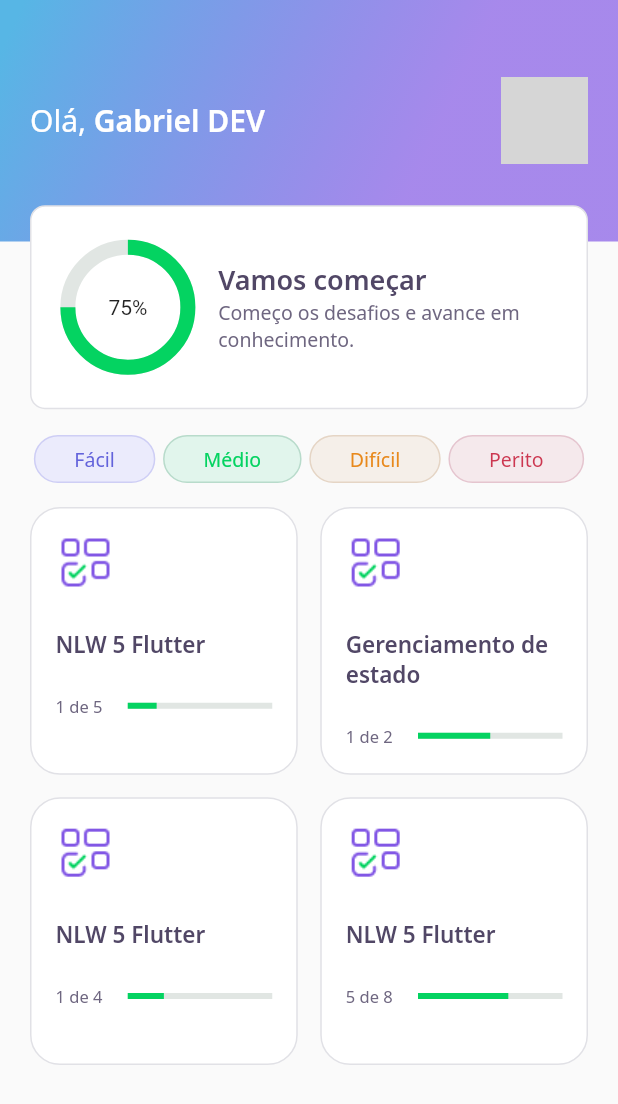
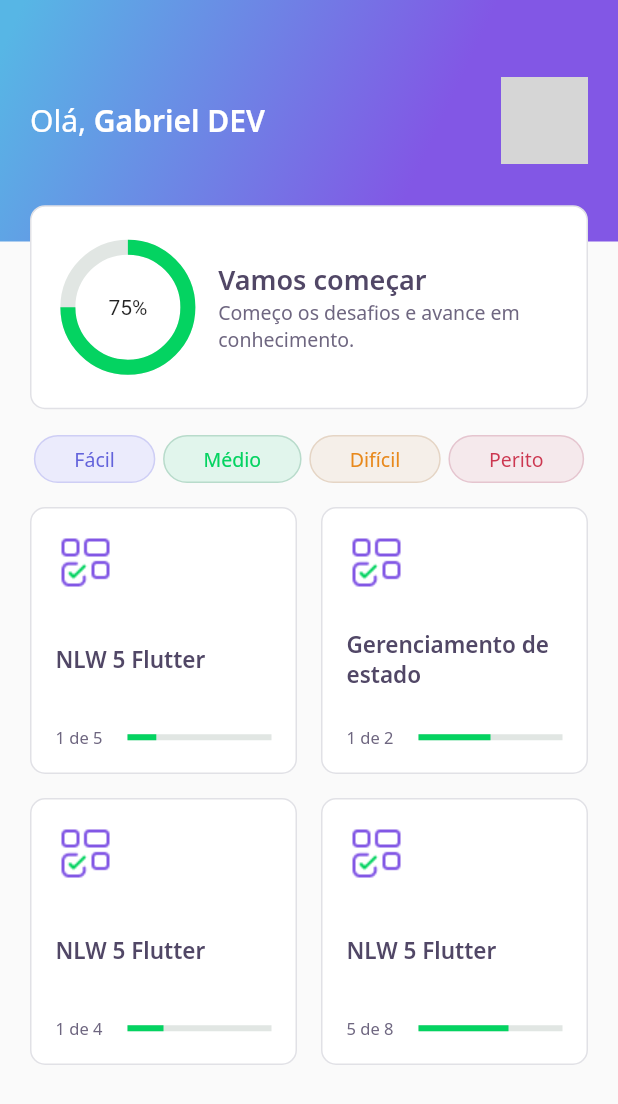
Before and after one commit to ayrongabriel/NLW05_dev_quiz, a Flutter app: the screen it shows after launch, on a phone screen of 412 x 824 dp. Shown: the top 1104 px of the screen. Run offline on Flutter 3.47's test engine with Material 2 defaults, Android fonts, the phone set to English and light mode, and no system bars; our stand-ins replace google_fonts, share_plus; accounts and stored records are empty; network calls fail; grey boxes are pictures that could not be loaded.

Commit message:
UPGRADE AULA 5

```diff
--- a/lib/controllers/challenge_controller.dart
+++ b/lib/controllers/challenge_controller.dart
@@ -5,5 +5,6 @@ class ChallengeController {
 
   int get currentPage => currentPageNotifier.value;
   set currentPage(int value) => currentPageNotifier.value = value;
-  // var currentPage = 0;
+
+  int qtdAwnserRight = 0;
 }
--- a/lib/core/app_gradients.dart
+++ b/lib/core/app_gradients.dart
@@ -6,7 +6,7 @@ import 'package:flutter/material.dart';
 class AppGradients {
   static final linear = LinearGradient(colors: [
     Color(0xFF57B6E5),
-    Color.fromRGBO(130, 87, 229, 0.695),
+    Color.fromRGBO(130, 87, 229, 1),
   ], stops: [
     0.0,
     0.695
--- a/lib/core/app_widget.dart
+++ b/lib/core/app_widget.dart
@@ -1,4 +1,4 @@
-import 'package:dev_quiz/views/home_page/home_page.dart';
+import 'package:dev_quiz/views/splash/splash_page.dart';
 import 'package:flutter/material.dart';
 
 class AppWidget extends StatelessWidget {
@@ -7,7 +7,7 @@ class AppWidget extends StatelessWidget {
     return MaterialApp(
       debugShowCheckedModeBanner: false,
       title: "DevQuiz",
-      home: HomePage(),
+      home: SplashPage(),
     );
   }
 }
--- a/lib/models/question_model.dart
+++ b/lib/models/question_model.dart
@@ -20,7 +20,7 @@ class QuestionModel {
     return QuestionModel(
       title: map['title'],
       awnsers: List<AwnserModel>.from(
-          map['awnsers'].map((x) => AwnserModel.fromMap(x))),
+          map['awnsers']?.map((x) => AwnserModel.fromMap(x))),
     );
   }
 
--- a/lib/views/challenge/awnser/awnser_widgwt.dart
+++ b/lib/views/challenge/awnser/awnser_widgwt.dart
@@ -7,7 +7,7 @@ class AwnserWidget extends StatelessWidget {
   final AwnserModel awnser;
   final bool isSelected;
   final bool disabled;
-  final VoidCallback onTap;
+  final ValueChanged<bool> onTap;
 
   const AwnserWidget({
     Key? key,
@@ -39,7 +39,9 @@ class AwnserWidget extends StatelessWidget {
     return IgnorePointer(
       ignoring: disabled,
       child: GestureDetector(
-        onTap: onTap,
+        onTap: () {
+          onTap(awnser.isRight);
+        },
         child: Padding(
           padding: const EdgeInsets.symmetric(horizontal: 16, vertical: 5),
           child: Container(
--- a/lib/views/home_page/home_page.dart
+++ b/lib/views/home_page/home_page.dart
@@ -34,12 +34,15 @@ class _HomePageState extends State<HomePage> {
           user: controller.user!,
         ),
         body: Padding(
-          padding:
-              const EdgeInsets.only(top: 40, right: 20, bottom: 0, left: 20),
+          padding: const EdgeInsets.only(top: 40, right: 0, bottom: 0, left: 0),
           child: Column(
             // mainAxisAlignment: MainAxisAlignment.center,
             children: [
-              Row(mainAxisAlignment: MainAxisAlignment.spaceAround, children: [
+              Padding(
+                padding: const EdgeInsets.symmetric(horizontal: 20),
+                child: Row(
+                    mainAxisAlignment: MainAxisAlignment.spaceAround,
+                    children: [
                       LevelButtonWidget(
                         label: "Fácil",
                       ),
@@ -53,13 +56,15 @@ class _HomePageState extends State<HomePage> {
                         label: "Perito",
                       ),
                     ]),
+              ),
               SizedBox(
                 height: 16,
               ),
               Expanded(
                 child: GridView.count(
-                  crossAxisSpacing: 15,
-                  mainAxisSpacing: 15,
+                  padding: EdgeInsets.symmetric(horizontal: 20),
+                  crossAxisSpacing: 16,
+                  mainAxisSpacing: 16,
                   crossAxisCount: kIsWeb ? 4 : 2,
                   children: controller.quizzes!
                       .map((e) => QuizCardWidget(
@@ -72,6 +77,7 @@ class _HomePageState extends State<HomePage> {
                                   context,
                                   MaterialPageRoute(
                                       builder: (contex) => ChallengePage(
+                                            title: e.title,
                                             questions: e.questions,
                                           )));
                             },
--- a/lib/views/home_page/quiz_card/quiz_card_widget.dart
+++ b/lib/views/home_page/quiz_card/quiz_card_widget.dart
@@ -29,25 +29,21 @@ class QuizCardWidget extends StatelessWidget {
         decoration: BoxDecoration(
           border: Border.fromBorderSide(BorderSide(color: AppColors.border)),
           color: AppColors.white,
-          borderRadius: BorderRadius.circular(20),
+          borderRadius: BorderRadius.circular(10),
         ),
         child: Column(
           crossAxisAlignment: CrossAxisAlignment.start,
+          mainAxisAlignment: MainAxisAlignment.spaceBetween,
           children: [
             Container(
               height: 40,
               width: 40,
               child: Image.asset(AppImages.blocks),
             ),
-            SizedBox(
-              height: 24,
-            ),
             Text(
               title,
               style: AppTextStyles.heading15,
-            ),
-            SizedBox(
-              height: 24,
+              // overflow: TextOverflow.ellipsis,
             ),
             Row(
               children: [
--- a/lib/views/home_page/widgets/appbar/app_bar_widget.dart
+++ b/lib/views/home_page/widgets/appbar/app_bar_widget.dart
@@ -47,7 +47,9 @@ class AppBarWidget extends PreferredSize {
                 ),
                 Align(
                   alignment: Alignment(0.0, 1.4),
-                  child: ScoreCardWidget(),
+                  child: ScoreCardWidget(
+                    percent: user.score / 100,
+                  ),
                 ),
               ],
             ),
--- a/lib/views/home_page/widgets/chart/chart_widget.dart
+++ b/lib/views/home_page/widgets/chart/chart_widget.dart
@@ -1,13 +1,43 @@
 import 'package:dev_quiz/core/app_colors.dart';
 import 'package:flutter/material.dart';
 
-class ChartWidget extends StatelessWidget {
+class ChartWidget extends StatefulWidget {
+  final double percent;
+
+  const ChartWidget({Key? key, required this.percent}) : super(key: key);
+  @override
+  _ChartWidgetState createState() => _ChartWidgetState();
+}
+
+class _ChartWidgetState extends State<ChartWidget>
+    with SingleTickerProviderStateMixin {
+  late AnimationController _animationController;
+  late Animation<double> _animation;
+
+  void _iniAnimation() {
+    _animationController =
+        AnimationController(vsync: this, duration: Duration(seconds: 3));
+
+    _animation =
+        Tween(begin: 0.0, end: widget.percent).animate(_animationController);
+    _animationController.forward();
+  }
+
+  @override
+  void initState() {
+    // TODO: implement initState
+
+    _iniAnimation();
+  }
+
   @override
   Widget build(BuildContext context) {
     return Container(
         height: 80,
         width: 80,
-      child: Stack(
+        child: AnimatedBuilder(
+          animation: _animation,
+          builder: (BuildContext context, Widget? child) => Stack(
             children: [
               Center(
                 child: Container(
@@ -15,16 +45,16 @@ class ChartWidget extends StatelessWidget {
                   width: 80,
                   child: CircularProgressIndicator(
                     strokeWidth: 10,
-                value: .75,
+                    value: _animation.value,
                     backgroundColor: AppColors.chartSecondary,
                     valueColor:
                         AlwaysStoppedAnimation<Color>(AppColors.chartPrimary),
                   ),
                 ),
               ),
-          Center(child: Text("75%"))
+              Center(child: Text("${(_animation.value * 100).toInt()}%"))
             ],
           ),
-    );
+        ));
   }
 }
--- a/lib/views/home_page/widgets/score_card/score_card_widget.dart
+++ b/lib/views/home_page/widgets/score_card/score_card_widget.dart
@@ -4,6 +4,9 @@ import 'package:dev_quiz/views/home_page/widgets/chart/chart_widget.dart';
 import 'package:flutter/material.dart';
 
 class ScoreCardWidget extends StatelessWidget {
+  final double percent;
+
+  const ScoreCardWidget({Key? key, required this.percent}) : super(key: key);
   @override
   Widget build(BuildContext context) {
     return Padding(
@@ -22,7 +25,9 @@ class ScoreCardWidget extends StatelessWidget {
             children: [
               Expanded(
                 flex: 1,
-                child: ChartWidget(),
+                child: ChartWidget(
+                  percent: percent,
+                ),
               ),
               Expanded(
                 flex: 3,
--- a/lib/views/splash/splash_page.dart
+++ b/lib/views/splash/splash_page.dart
@@ -1,10 +1,14 @@
 import 'package:dev_quiz/core/app_gradients.dart';
 import 'package:dev_quiz/core/app_images.dart';
+import 'package:dev_quiz/views/home_page/home_page.dart';
 import 'package:flutter/material.dart';
 
 class SplashPage extends StatelessWidget {
   @override
   Widget build(BuildContext context) {
+    Future.delayed(Duration(seconds: 2)).then((value) =>
+        Navigator.pushReplacement(
+            context, MaterialPageRoute(builder: (context) => HomePage())));
     return Scaffold(
       body: Container(
         height: MediaQuery.of(context).size.height,
--- a/pubspec.yaml
+++ b/pubspec.yaml
@@ -10,6 +10,7 @@ dependencies:
     sdk: flutter
   cupertino_icons: ^1.0.2
   google_fonts: ^2.0.0
+  share_plus: ^2.0.1
 
 dev_dependencies:
   flutter_test:
```
Also changed, not shown: lib/views/challenge/challenge_page.dart (+18 -3 lines), lib/views/challenge/next_button/next_button.dart (+15 -1 lines), lib/views/challenge/widgets/quiz/quiz_widget.dart (+4 -4 lines), lib/views/result/result_page.dart (added, +103 -0 lines), assets/images/trophy.png, pubspec.lock. Lines whose indentation alone changed are shown as unchanged.
